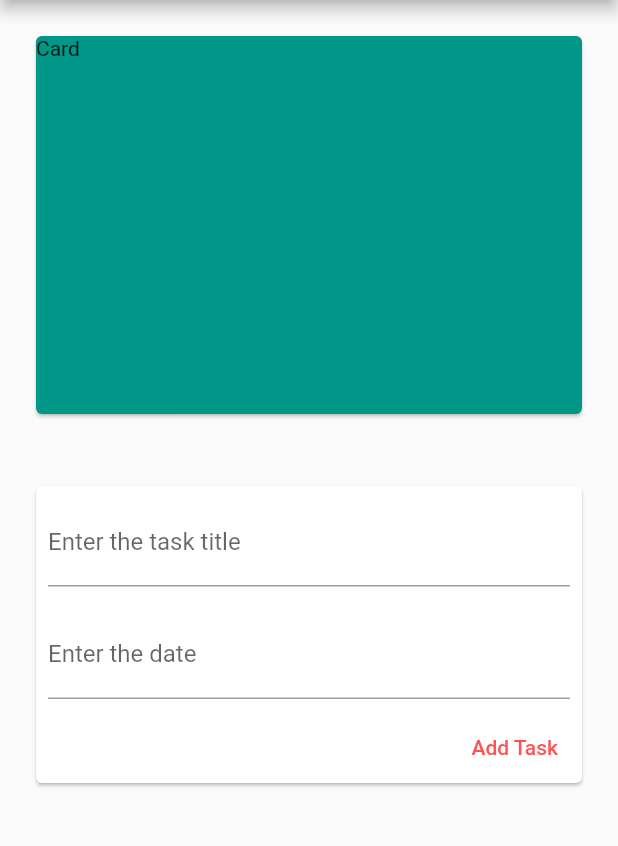
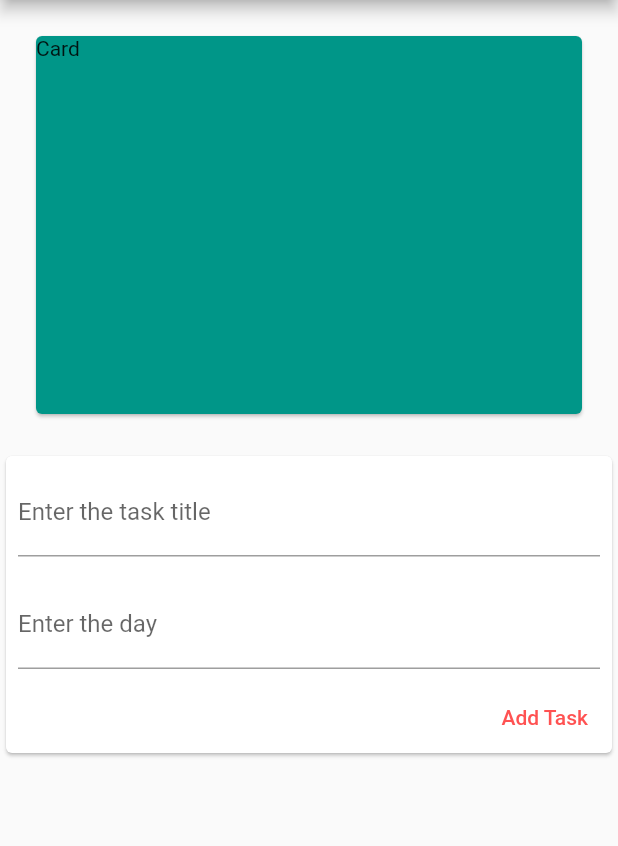
Before and after one commit to somya-5353/weekly_planner, a Flutter app: the screen it shows after launch, on a phone screen of 412 x 824 dp, the part 84-930 px from its top. Run offline on Flutter 3.47's test engine with Material 2 defaults, Android fonts, the phone set to English and light mode, and no system bars.

Commit message:
initial screen design done

```diff
--- a/lib/Model/TaskModel.dart
+++ b/lib/Model/TaskModel.dart
@@ -1,8 +1,6 @@
 class TaskModel {
-  final String id;
   final String name;
   final String dayOfWeek;
-  final DateTime date;
 
-  TaskModel({this.id, this.name, this.dayOfWeek, this.date});
+  TaskModel({this.name, this.dayOfWeek});
 }
--- a/lib/Widgets/task_list.dart
+++ b/lib/Widgets/task_list.dart
@@ -1,22 +1,20 @@
 import 'package:flutter/material.dart';
 import 'package:weeklyplanner/Model/TaskModel.dart';
 
-class TaskList extends StatefulWidget {
+import 'custom_task.dart';
+
+class TaskList extends StatelessWidget {
   final List<TaskModel> tasklist;
-
   TaskList(this.tasklist);
 
   @override
-  State<StatefulWidget> createState() {
-    // TODO: implement createState
-    return _CreateTaskList();
+  Widget build(BuildContext context) {
+    // TODO: implement build
+    return ListView.builder(
+      itemCount: tasklist.length,
+      itemBuilder: (BuildContext context, int index) {
+        return CustomTask(taskitem: tasklist[index]);
+      },
+    );
   }
 }
-
-class _CreateTaskList extends State<TaskList> {
-  @override
-  Widget build(BuildContext context) {
-    // TODO: implement build
-    return null;
-  }
-}
--- a/lib/Widgets/user_input.dart
+++ b/lib/Widgets/user_input.dart
@@ -1,22 +1,53 @@
 import 'package:flutter/material.dart';
+import 'package:weeklyplanner/Model/TaskModel.dart';
+import 'package:weeklyplanner/Widgets/task_list.dart';
 
-class UserInput extends StatelessWidget {
+class UserInput extends StatefulWidget {
+  @override
+  State<StatefulWidget> createState() {
+    // TODO: implement createState
+    return _UserInputState();
+  }
+}
+
+class _UserInputState extends State<UserInput> {
+  List<TaskModel> tasklist = [];
+  final nameController = TextEditingController();
+  final dayController = TextEditingController();
+
+  void _updateTaskList() {
+    setState(() {
+      tasklist.add(
+          TaskModel(name: nameController.text, dayOfWeek: dayController.text));
+      nameController.text = '';
+      dayController.text = '';
+    });
+  }
+
   @override
   Widget build(BuildContext context) {
     // TODO: implement build
-    return Card(
+    return Container(
       child: Column(
+        children: <Widget>[
+          Container(
+            child: Card(
+              child: Column(
+                crossAxisAlignment: CrossAxisAlignment.stretch,
                 children: <Widget>[
                   Padding(
                     padding: const EdgeInsets.all(8.0),
                     child: TextField(
-              decoration: InputDecoration(labelText: 'Enter the task title'),
+                      decoration:
+                          InputDecoration(labelText: 'Enter the task title'),
+                      controller: nameController,
                     ),
                   ),
                   Padding(
                     padding: const EdgeInsets.all(8.0),
                     child: TextField(
-              decoration: InputDecoration(labelText: 'Enter the date'),
+                      controller: dayController,
+                      decoration: InputDecoration(labelText: 'Enter the day'),
                     ),
                   ),
                   FlatButton(
@@ -27,7 +58,16 @@ class UserInput extends StatelessWidget {
                         style: TextStyle(color: Colors.redAccent),
                       ),
                     ),
+                    onPressed: _updateTaskList,
                   )
+                ],
+              ),
+            ),
+          ),
+          Container(
+            height: 500,
+            child: TaskList(tasklist),
+          ),
         ],
       ),
     );
--- a/lib/main.dart
+++ b/lib/main.dart
@@ -1,10 +1,12 @@
 import 'package:flutter/material.dart';
 import './Widgets/user_input.dart';
-import 'Widgets/custom_task.dart';
+import 'Model/TaskModel.dart';
 
 void main() => runApp(MyApp());
 
 class MyApp extends StatelessWidget {
+  List<TaskModel> tasklist = [];
+
   @override
   Widget build(BuildContext context) {
     // TODO: implement build
@@ -14,7 +16,8 @@ class MyApp extends StatelessWidget {
           title: Text('Weekly Planner'),
           backgroundColor: Colors.redAccent,
         ),
-        body: Column(
+        body: Container(
+          child: Column(
             crossAxisAlignment: CrossAxisAlignment.stretch,
             children: <Widget>[
               Container(
@@ -25,11 +28,9 @@ class MyApp extends StatelessWidget {
                   child: Text("Card"),
                 ),
               ),
-            Container(
-              padding: EdgeInsets.all(20),
-              child: UserInput(),
+              UserInput(),
+            ],
           ),
-          ],
         ),
       ),
     );
```
Also changed, not shown: lib/Widgets/custom_task.dart (+11 -2 lines). Lines whose indentation alone changed are shown as unchanged.
